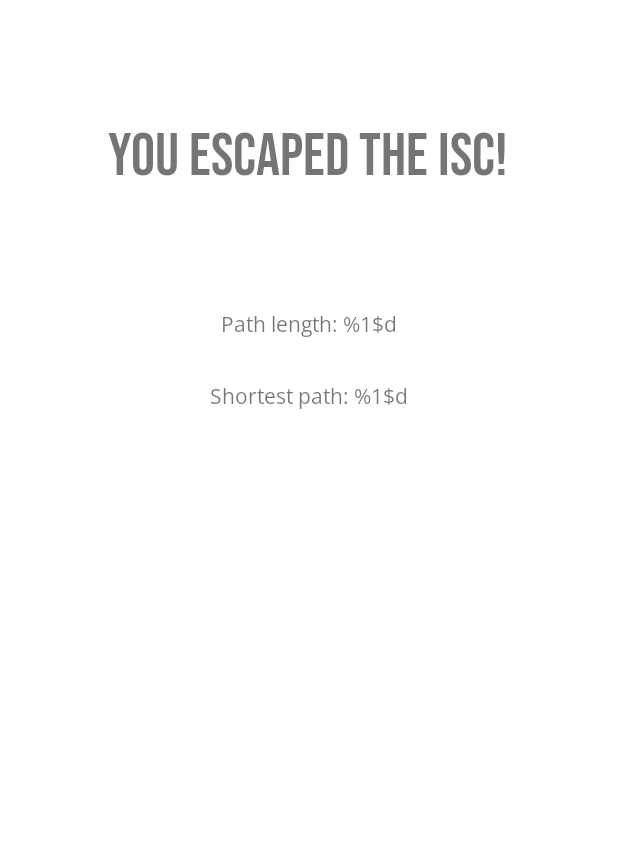
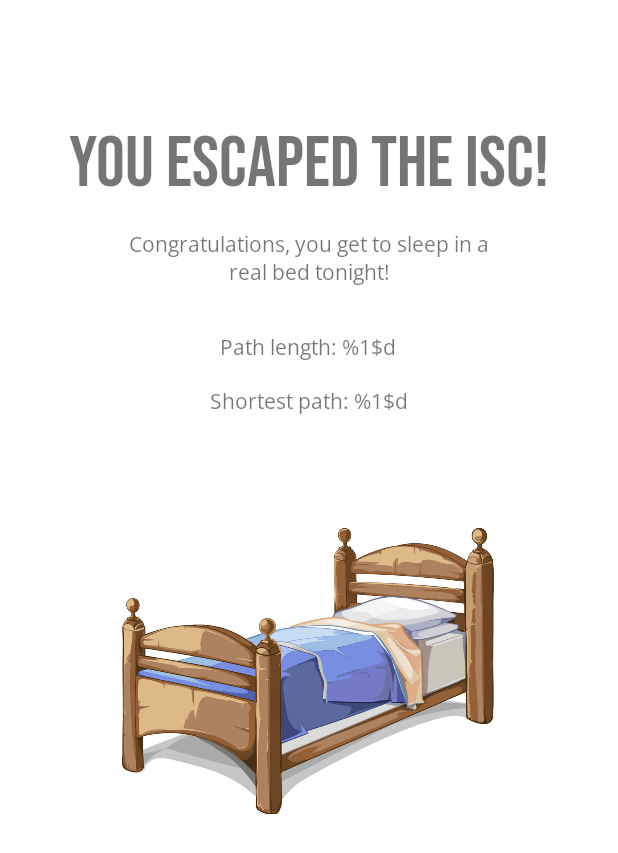
Before and after one commit to istwu/Fall-2021-Maze-Project, an Android app: the layout activity_winning.xml on its own in the app's theme, with its tools: preview values and no code run, on a phone screen of 412 x 824 dp. Shown: the top 853 px of the screen. Run offline under Robolectric (Android 15) with nearby library versions, the phone set to English and light mode, and no system bars.

Commit message:
changed background/wall colors of maze, added graphics to winning/losing screens

```diff
--- a/app/src/main/AndroidManifest.xml
+++ b/app/src/main/AndroidManifest.xml
@@ -5,7 +5,7 @@
     <application
         android:allowBackup="true"
         android:icon="@mipmap/wm_logo"
-        android:label="@string/app_name"
+        android:label="@string/title"
         android:roundIcon="@mipmap/wm_logo_round"
         android:supportsRtl="true"
         android:theme="@style/Theme.AMazeByIsabellaWu">
--- a/app/src/main/res/layout/activity_winning.xml
+++ b/app/src/main/res/layout/activity_winning.xml
@@ -8,15 +8,15 @@
 
     <TextView
         android:id="@+id/textView7"
-        android:layout_width="299dp"
-        android:layout_height="74dp"
+        android:layout_width="330dp"
+        android:layout_height="65dp"
         android:layout_marginTop="80dp"
         android:fontFamily="@font/bebasnueue"
         android:text="@string/win"
         android:textAlignment="center"
-        android:textSize="40sp"
+        android:textSize="48sp"
         app:layout_constraintEnd_toEndOf="parent"
-        app:layout_constraintHorizontal_bias="0.497"
+        app:layout_constraintHorizontal_bias="0.493"
         app:layout_constraintStart_toStartOf="parent"
         app:layout_constraintTop_toTopOf="parent" />
 
@@ -24,27 +24,50 @@
         android:id="@+id/pathLength"
         android:layout_width="wrap_content"
         android:layout_height="wrap_content"
-        android:layout_marginTop="52dp"
+        android:layout_marginTop="24dp"
         android:text="@string/path_length"
         app:layout_constraintEnd_toEndOf="parent"
+        app:layout_constraintHorizontal_bias="0.498"
         app:layout_constraintStart_toStartOf="parent"
-        app:layout_constraintTop_toBottomOf="@+id/textView7" />
+        app:layout_constraintTop_toBottomOf="@+id/gotosleep" />
+
+    <ImageView
+        android:id="@+id/imageView"
+        android:layout_width="248dp"
+        android:layout_height="193dp"
+        android:layout_marginTop="40dp"
+        app:layout_constraintEnd_toEndOf="parent"
+        app:layout_constraintHorizontal_bias="0.496"
+        app:layout_constraintStart_toStartOf="parent"
+        app:layout_constraintTop_toBottomOf="@+id/energyUsed"
+        app:srcCompat="@drawable/bed_clipart" />
 
     <TextView
         android:id="@+id/shortestPath"
         android:layout_width="wrap_content"
         android:layout_height="wrap_content"
-        android:layout_marginTop="28dp"
+        android:layout_marginTop="16dp"
         android:text="@string/shortest_path"
         app:layout_constraintEnd_toEndOf="parent"
         app:layout_constraintStart_toStartOf="parent"
         app:layout_constraintTop_toBottomOf="@+id/pathLength" />
 
     <TextView
+        android:id="@+id/gotosleep"
+        android:layout_width="261dp"
+        android:layout_height="44dp"
+        android:layout_marginTop="8dp"
+        android:text="@string/sleep"
+        android:textAlignment="center"
+        app:layout_constraintEnd_toEndOf="parent"
+        app:layout_constraintStart_toStartOf="parent"
+        app:layout_constraintTop_toBottomOf="@+id/textView7" />
+
+    <TextView
         android:id="@+id/energyUsed"
         android:layout_width="wrap_content"
         android:layout_height="wrap_content"
-        android:layout_marginTop="28dp"
+        android:layout_marginTop="16dp"
         app:layout_constraintEnd_toEndOf="parent"
         app:layout_constraintHorizontal_bias="0.498"
         app:layout_constraintStart_toStartOf="parent"
--- a/app/src/main/res/values/strings.xml
+++ b/app/src/main/res/values/strings.xml
@@ -28,6 +28,7 @@
     <string name="animation_speed">Animation speed:</string>
 
     <string name="win">You escaped the ISC!</string>
+    <string name="sleep">Congratulations, you get to sleep in a real bed tonight!</string>
     <string name="loss">You got locked inside the ISC...</string>
     <string name="crashed">You crashed into a wall and lost consciousness.</string>
     <string name="no_energy">You ran out of energy and lost consciousness.</string>
```
Also changed, not shown: app/src/main/java/edu/wm/cs/cs301/isabellawu/gui/MazePanel.java (+6 -126 lines), app/src/main/java/edu/wm/cs/cs301/isabellawu/gui/P5PanelF21.java (+8 -8 lines), app/src/main/java/edu/wm/cs/cs301/isabellawu/gui/PlayManuallyActivity.java (+7 -4 lines), app/src/main/res/layout/activity_losing.xml (+25 -16 lines), app/src/main/res/layout/activity_main.xml (+23 -22 lines), app/src/main/res/drawable/bed_clipart.png (added), app/src/main/res/drawable/prison.jpg (added).
